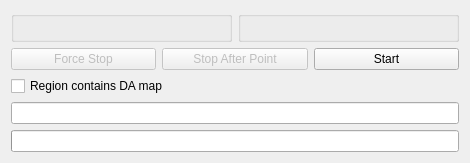
Above: src/sescontrol/scantype.ui from kmnhan/1KARPES_DAQ before the change. Below: the same form after it.
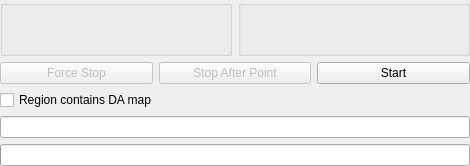
That is the form after the change. Custom widgets are drawn as their Qt base class.

Commit message: feat: improve main widget layout

```diff
--- a/src/sescontrol/scantype.ui
+++ b/src/sescontrol/scantype.ui
@@ -7,13 +7,25 @@
     <x>0</x>
     <y>0</y>
     <width>470</width>
-    <height>155</height>
+    <height>166</height>
    </rect>
   </property>
   <property name="windowTitle">
    <string>Setup Scan Axes</string>
   </property>
   <layout class="QVBoxLayout" name="verticalLayout">
+   <property name="leftMargin">
+    <number>0</number>
+   </property>
+   <property name="topMargin">
+    <number>0</number>
+   </property>
+   <property name="rightMargin">
+    <number>0</number>
+   </property>
+   <property name="bottomMargin">
+    <number>0</number>
+   </property>
    <item>
     <layout class="QHBoxLayout" name="horizontalLayout_4">
      <item>
```
The commit also changes 4 other files.
